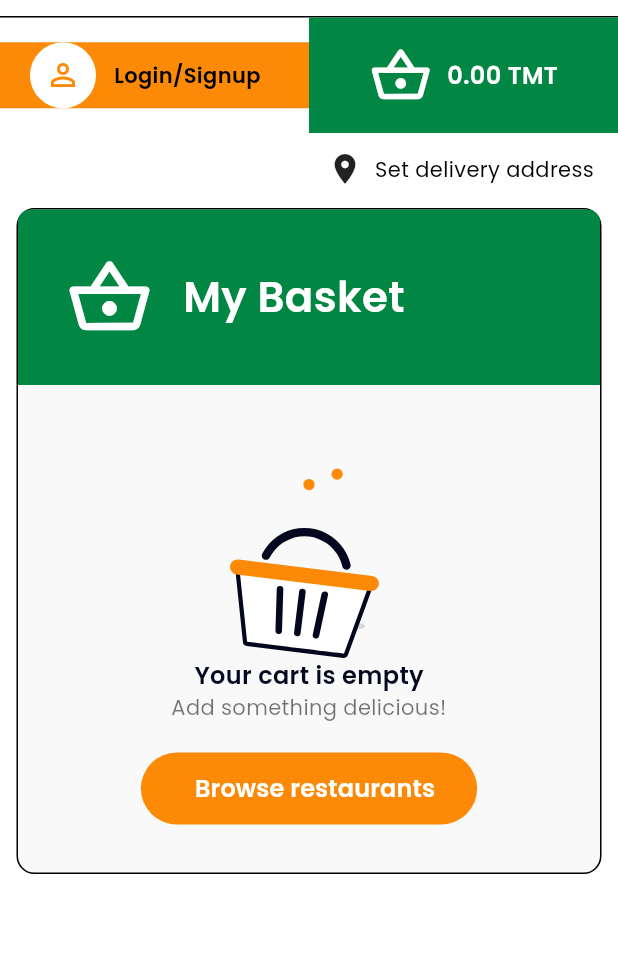
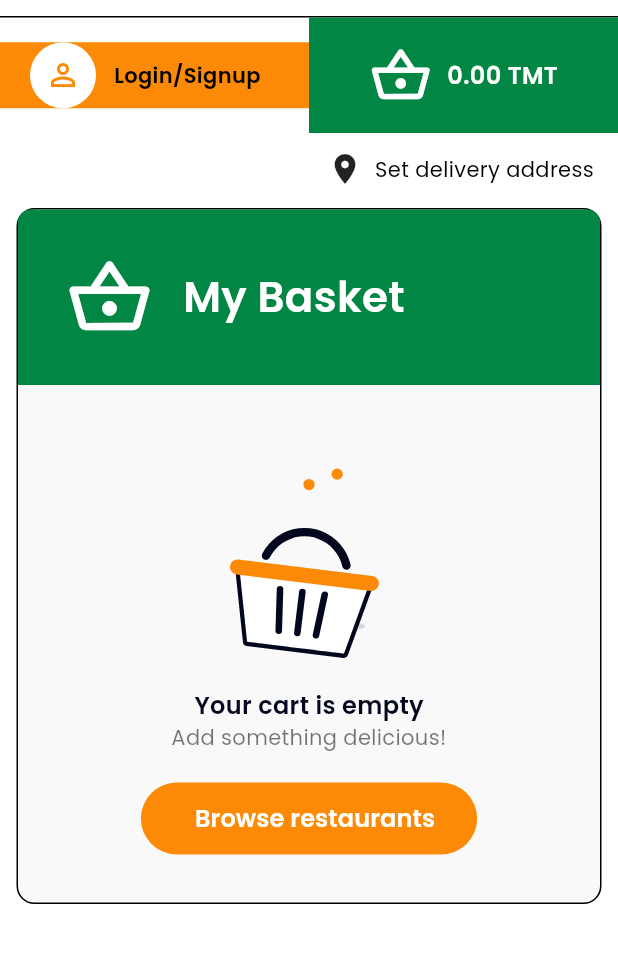
Before and after one commit to Kemalstudio/epicurean-restaurant, a Flutter app: the BasketScreen screen opened directly, on a phone screen of 412 x 824 dp, the part 119-1082 px from its top. Run offline on Flutter 3.47's test engine with Material 3 defaults, Android fonts, the phone set to English and light mode, and no system bars; our stand-ins replace cached_network_image, flutter_svg, lottie, shared_preferences; accounts and stored records are empty; network calls fail.

Commit message:
fix(mobile): space between empty-state animation and its title
Same as on the website: 20px gap in the empty basket and in EmptyState.

Co-Authored-By: Claude Opus 5.5 <noreply@anthropic.com>

```diff
--- a/mobile/lib/widgets/animated.dart
+++ b/mobile/lib/widgets/animated.dart
@@ -92,7 +92,7 @@ class EmptyState extends StatelessWidget {
     child: Column(
       children: [
         EmberLottie(anim, size: 170),
-        const SizedBox(height: 8),
+        const SizedBox(height: 20),
         Text(
           title,
           textAlign: TextAlign.center,
--- a/mobile/lib/widgets/basket.dart
+++ b/mobile/lib/widgets/basket.dart
@@ -68,6 +68,7 @@ class BasketView extends StatelessWidget {
               child: Column(
                 children: [
                   const EmberLottie(EmberAnim.emptyBasket, size: 150),
+                  const SizedBox(height: 20),
                   Text(
                     t('cart_empty'),
                     style: Ember.text(
```
